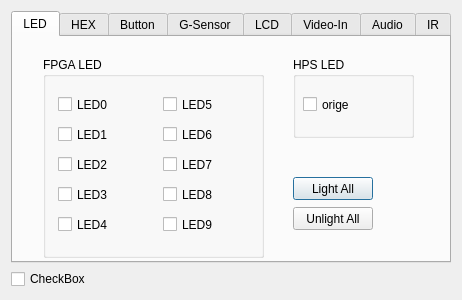
First picture: the form in ControlPanel_QT/dialog.ui, repository 190Max99/QT_final, before the edit.
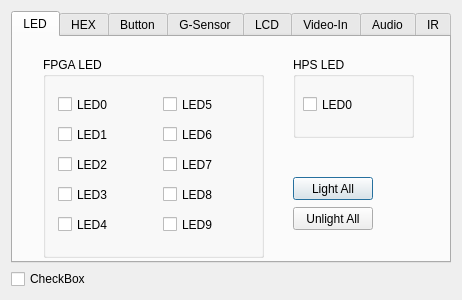
Second picture: the form after the edit. The open tabs and pages were chosen to show the change. Icons and pictures are not drawn.

```diff
--- a/ControlPanel_QT/dialog.ui
+++ b/ControlPanel_QT/dialog.ui
@@ -417,7 +417,7 @@
          <cursorShape>PointingHandCursor</cursorShape>
         </property>
         <property name="text">
-         <string>orige</string>
+         <string>LED0</string>
         </property>
         <property name="icon">
          <iconset resource="images/images.qrc">
```
Left out of the diff: 2 changed lines with no effect on the pictures.
